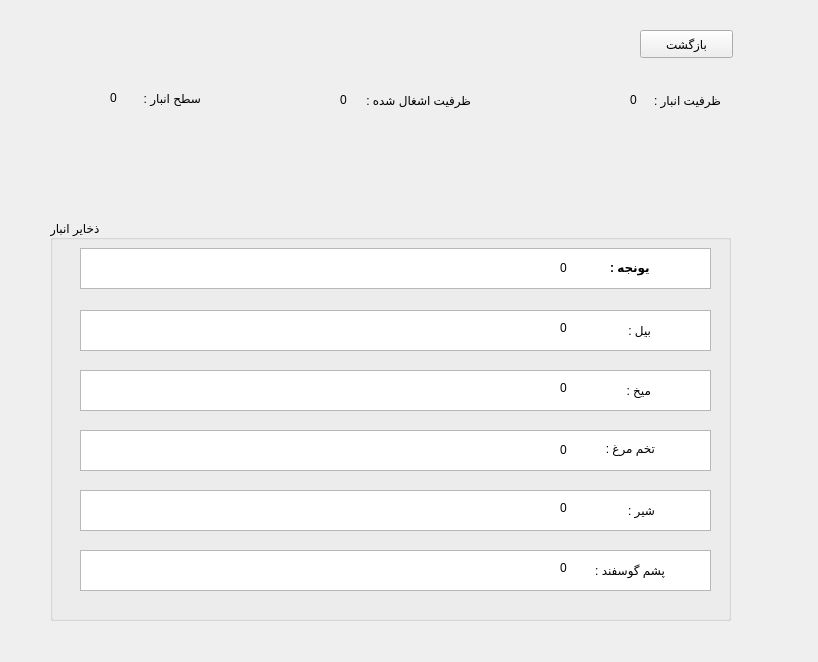
Above: Storage.ui from Mahdi-Ghasemii/AP_Project before the change. Below: the same form after it.
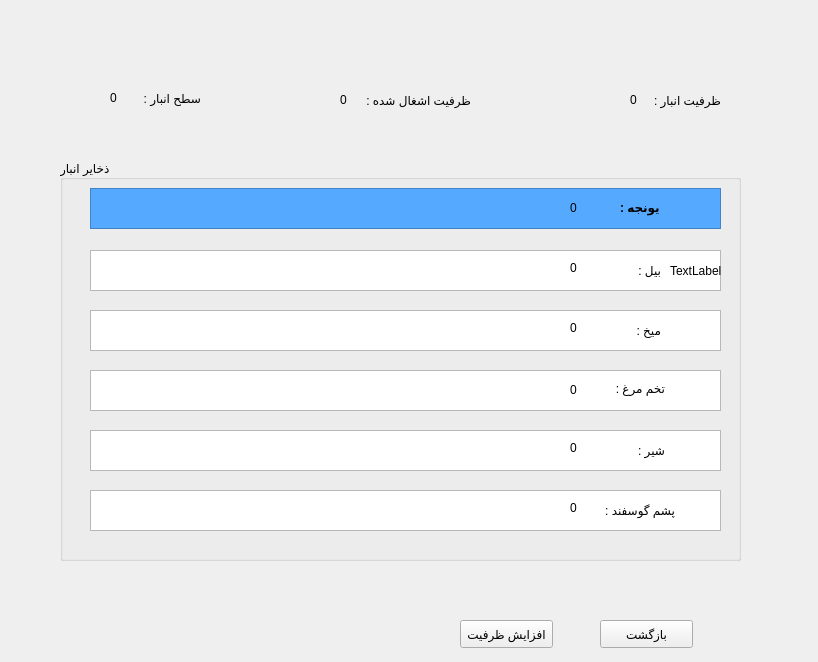
That is the form after the change. Icons and pictures are not drawn.

Commit message: Add my QPushButtons on Farm.ui and start  Storage.ui

The edit to the form file:
```diff
--- a/Storage.ui
+++ b/Storage.ui
@@ -18,7 +18,8 @@
     <normaloff>Storage.png</normaloff>Storage.png</iconset>
   </property>
   <property name="styleSheet">
-   <string notr="true"/>
+   <string notr="true">border-color: rgb(85, 0, 255);
+</string>
   </property>
   <widget class="QLabel" name="label">
    <property name="geometry">
@@ -101,8 +102,8 @@
   <widget class="QPushButton" name="pushButton">
    <property name="geometry">
     <rect>
-     <x>640</x>
-     <y>30</y>
+     <x>600</x>
+     <y>620</y>
      <width>93</width>
      <height>28</height>
     </rect>
@@ -112,10 +113,13 @@
    </property>
   </widget>
   <widget class="QGroupBox" name="groupBox">
+   <property name="enabled">
+    <bool>true</bool>
+   </property>
    <property name="geometry">
     <rect>
-     <x>50</x>
-     <y>220</y>
+     <x>60</x>
+     <y>160</y>
      <width>681</width>
      <height>401</height>
     </rect>
@@ -156,10 +160,10 @@
      </rect>
     </property>
     <property name="styleSheet">
-     <string notr="true">QPushButton:hover
-{
-   background-color:white;
-}</string>
+     <string notr="true">
+border-color: rgb(255, 85, 255);
+background-color: rgb(85, 170, 255);
+</string>
     </property>
    </widget>
    <widget class="QTableWidget" name="tableWidget_3">
@@ -348,6 +352,35 @@
      <string>0</string>
     </property>
    </widget>
+   <widget class="QLabel" name="label_19">
+    <property name="geometry">
+     <rect>
+      <x>610</x>
+      <y>90</y>
+      <width>51</width>
+      <height>41</height>
+     </rect>
+    </property>
+    <property name="text">
+     <string>TextLabel</string>
+    </property>
+    <property name="scaledContents">
+     <bool>true</bool>
+    </property>
+   </widget>
+  </widget>
+  <widget class="QPushButton" name="Increase_Capasity">
+   <property name="geometry">
+    <rect>
+     <x>460</x>
+     <y>620</y>
+     <width>93</width>
+     <height>28</height>
+    </rect>
+   </property>
+   <property name="text">
+    <string>افزايش ظرفيت</string>
+   </property>
   </widget>
  </widget>
  <resources/>
```
Left out of the diff: 2 changed lines with no effect on the pictures. The commit also changes 16 other files.
